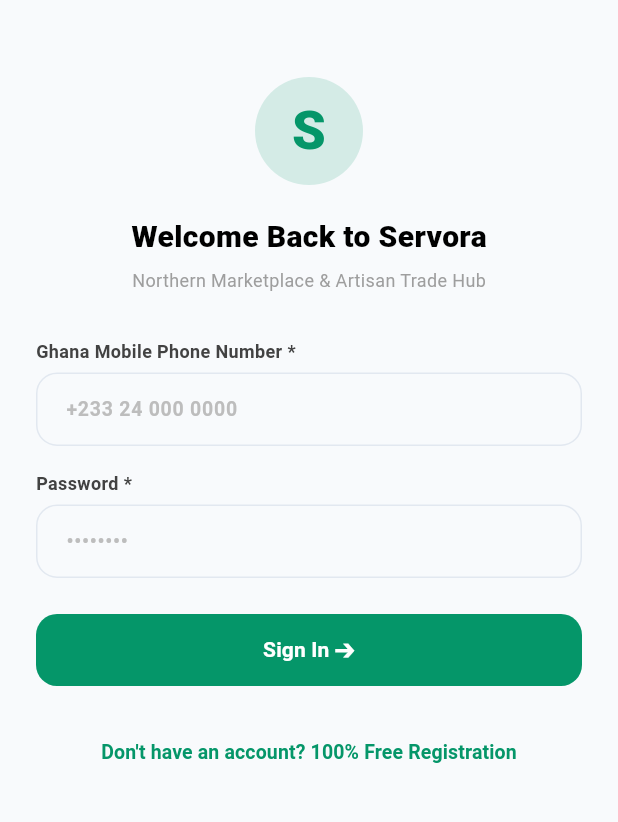
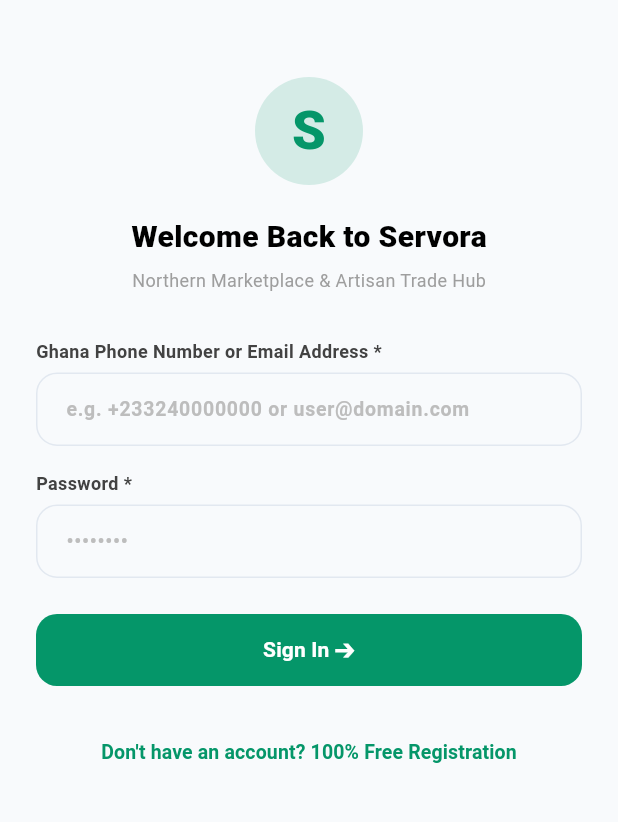
Before and after one commit to servoragh/servoragh, a Flutter app: the LoginScreen screen opened by its route, on a phone screen of 412 x 824 dp, the part 58-880 px from its top. Run offline on Flutter 3.47's test engine with Material 3 defaults, Android fonts, the phone set to English and light mode, and no system bars; our stand-ins replace cached_network_image, dio, flutter_animate, flutter_secure_storage, gap, geolocator and 3 more; accounts and stored records are empty; network calls fail.

Commit message:
fix(mobile): enable email address login alongside phone number and parse clean server response errors

```diff
--- a/mobile/lib/features/auth/views/login_screen.dart
+++ b/mobile/lib/features/auth/views/login_screen.dart
@@ -67,9 +67,9 @@
                 ],
 
                 ServoraTextField(
-                  label: 'Ghana Mobile Phone Number *',
-                  hint: '+233 24 000 0000',
-                  keyboardType: TextInputType.phone,
+                  label: 'Ghana Phone Number or Email Address *',
+                  hint: 'e.g. +233240000000 or user@domain.com',
+                  keyboardType: TextInputType.emailAddress,
                   controller: _phoneController,
                 ),
                 const SizedBox(height: 16),
```
Also changed, not shown: mobile/lib/features/auth/providers/auth_provider.dart (+21 -8 lines), 1 other file.
